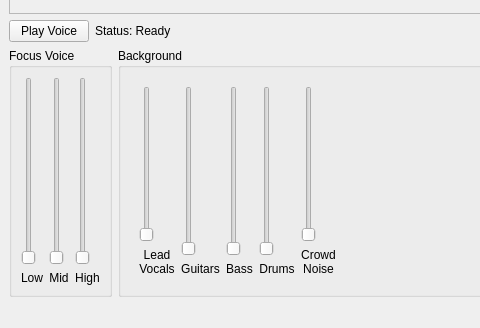
This is mainwindow.ui in KYNNAC/SonusFlow as Qt 5 draws it before an edit; both pictures show x 0 to 480 and y 272 to 600 of the 800 by 600 pixel window. The edited form follows.
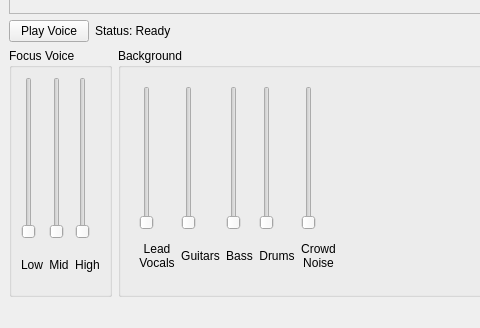
This is the edited form. The open tabs and pages were chosen to show the change.

Commit message: feat: Complete final UI mockup with all mixer layouts - Pt.2

```diff
--- a/mainwindow.ui
+++ b/mainwindow.ui
@@ -141,6 +141,12 @@
           <layout class="QVBoxLayout" name="voiceLowLayout">
            <item>
             <widget class="QSlider" name="slider_voice_low">
+             <property name="sizePolicy">
+              <sizepolicy hsizetype="Fixed" vsizetype="Expanding">
+               <horstretch>0</horstretch>
+               <verstretch>0</verstretch>
+              </sizepolicy>
+             </property>
              <property name="orientation">
               <enum>Qt::Orientation::Vertical</enum>
              </property>
@@ -148,6 +154,12 @@
            </item>
            <item>
             <widget class="QLabel" name="label_voice_low">
+             <property name="minimumSize">
+              <size>
+               <width>0</width>
+               <height>40</height>
+              </size>
+             </property>
              <property name="text">
               <string>Low</string>
              </property>
@@ -162,6 +174,12 @@
           <layout class="QVBoxLayout" name="voiceMidLayout">
            <item>
             <widget class="QSlider" name="slider_voice_mid">
+             <property name="sizePolicy">
+              <sizepolicy hsizetype="Fixed" vsizetype="Expanding">
+               <horstretch>0</horstretch>
+               <verstretch>0</verstretch>
+              </sizepolicy>
+             </property>
              <property name="orientation">
               <enum>Qt::Orientation::Vertical</enum>
              </property>
@@ -169,6 +187,12 @@
            </item>
            <item>
             <widget class="QLabel" name="label_voice_mid">
+             <property name="minimumSize">
+              <size>
+               <width>0</width>
+               <height>40</height>
+              </size>
+             </property>
              <property name="text">
               <string>Mid</string>
              </property>
@@ -183,6 +207,12 @@
           <layout class="QVBoxLayout" name="voiceHighLayout">
            <item>
             <widget class="QSlider" name="slider_voice_high">
+             <property name="sizePolicy">
+              <sizepolicy hsizetype="Fixed" vsizetype="Expanding">
+               <horstretch>0</horstretch>
+               <verstretch>0</verstretch>
+              </sizepolicy>
+             </property>
              <property name="orientation">
               <enum>Qt::Orientation::Vertical</enum>
              </property>
@@ -190,6 +220,12 @@
            </item>
            <item>
             <widget class="QLabel" name="label_voice_high">
+             <property name="minimumSize">
+              <size>
+               <width>0</width>
+               <height>40</height>
+              </size>
+             </property>
              <property name="text">
               <string>High</string>
              </property>
@@ -401,6 +437,12 @@
               <layout class="QVBoxLayout" name="vLayout_concert_vocals">
                <item>
                 <widget class="QSlider" name="slider_concert_vocals">
+                 <property name="sizePolicy">
+                  <sizepolicy hsizetype="Fixed" vsizetype="Expanding">
+                   <horstretch>0</horstretch>
+                   <verstretch>0</verstretch>
+                  </sizepolicy>
+                 </property>
                  <property name="orientation">
                   <enum>Qt::Orientation::Vertical</enum>
                  </property>
@@ -408,6 +450,12 @@
                </item>
                <item>
                 <widget class="QLabel" name="label_concert_vocals">
+                 <property name="minimumSize">
+                  <size>
+                   <width>0</width>
+                   <height>40</height>
+                  </size>
+                 </property>
                  <property name="text">
                   <string>Lead&lt;br&gt;Vocals</string>
                  </property>
@@ -422,6 +470,12 @@
               <layout class="QVBoxLayout" name="vLayout_concert_guitars">
                <item>
                 <widget class="QSlider" name="slider_concert_guitars">
+                 <property name="sizePolicy">
+                  <sizepolicy hsizetype="Fixed" vsizetype="Expanding">
+                   <horstretch>0</horstretch>
+                   <verstretch>0</verstretch>
+                  </sizepolicy>
+                 </property>
                  <property name="orientation">
                   <enum>Qt::Orientation::Vertical</enum>
                  </property>
@@ -429,6 +483,12 @@
                </item>
                <item>
                 <widget class="QLabel" name="label_concert_guitars">
+                 <property name="minimumSize">
+                  <size>
+                   <width>0</width>
+                   <height>40</height>
+                  </size>
+                 </property>
                  <property name="text">
                   <string>Guitars</string>
                  </property>
@@ -443,6 +503,12 @@
               <layout class="QVBoxLayout" name="vLayout_concert_bass">
                <item>
                 <widget class="QSlider" name="slider_concert_bass">
+                 <property name="sizePolicy">
+                  <sizepolicy hsizetype="Fixed" vsizetype="Expanding">
+                   <horstretch>0</horstretch>
+                   <verstretch>0</verstretch>
+                  </sizepolicy>
+                 </property>
                  <property name="orientation">
                   <enum>Qt::Orientation::Vertical</enum>
                  </property>
@@ -450,6 +516,12 @@
                </item>
                <item>
                 <widget class="QLabel" name="label_concert_bass">
+                 <property name="minimumSize">
+                  <size>
+                   <width>0</width>
+                   <height>40</height>
+                  </size>
+                 </property>
                  <property name="text">
                   <string>Bass</string>
                  </property>
@@ -464,6 +536,12 @@
               <layout class="QVBoxLayout" name="vLayout_concert_drums">
                <item>
                 <widget class="QSlider" name="slider_concert_drums">
+                 <property name="sizePolicy">
+                  <sizepolicy hsizetype="Fixed" vsizetype="Expanding">
+                   <horstretch>0</horstretch>
+                   <verstretch>0</verstretch>
+                  </sizepolicy>
+                 </property>
                  <property name="orientation">
                   <enum>Qt::Orientation::Vertical</enum>
                  </property>
@@ -471,6 +549,12 @@
                </item>
                <item>
                 <widget class="QLabel" name="label_concert_drums">
+                 <property name="minimumSize">
+                  <size>
+                   <width>0</width>
+                   <height>40</height>
+                  </size>
+                 </property>
                  <property name="text">
                   <string>Drums</string>
                  </property>
@@ -485,6 +569,12 @@
               <layout class="QVBoxLayout" name="vLayout_concert_crowd">
                <item>
                 <widget class="QSlider" name="slider_concert_crowd">
+                 <property name="sizePolicy">
+                  <sizepolicy hsizetype="Fixed" vsizetype="Expanding">
+                   <horstretch>0</horstretch>
+                   <verstretch>0</verstretch>
+                  </sizepolicy>
+                 </property>
                  <property name="orientation">
                   <enum>Qt::Orientation::Vertical</enum>
                  </property>
@@ -492,6 +582,12 @@
                </item>
                <item>
                 <widget class="QLabel" name="label_concert_crowd">
+                 <property name="minimumSize">
+                  <size>
+                   <width>0</width>
+                   <height>40</height>
+                  </size>
+                 </property>
                  <property name="text">
                   <string>Crowd&lt;br&gt;Noise</string>
                  </property>
```
Left out of the diff: 84 changed lines with no effect on the pictures.
